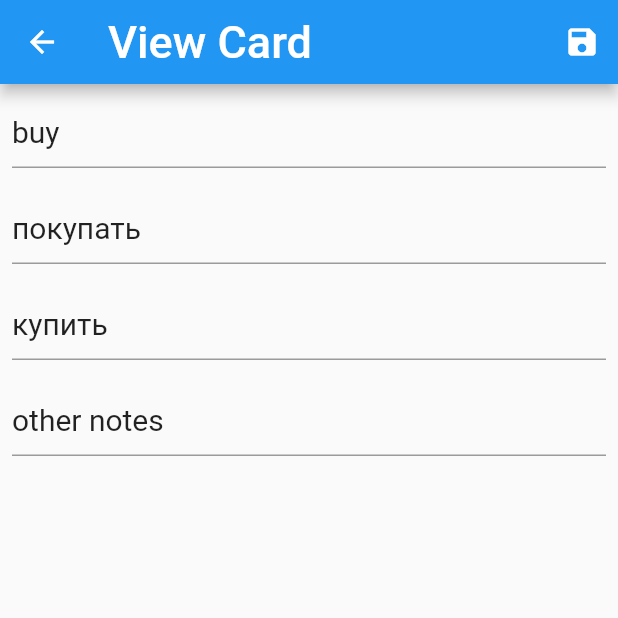
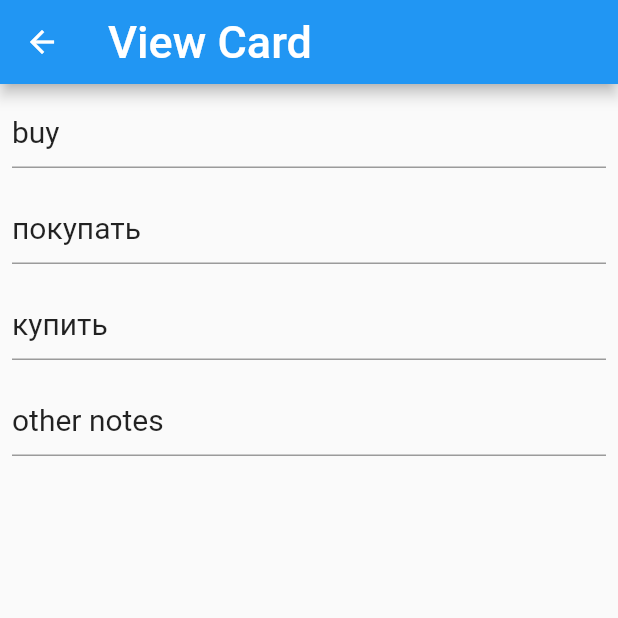
Before and after one commit to fmaylinch/hints-app, a Flutter app: the screen it shows after launch, after a tap on "buy", on a phone screen of 412 x 824 dp, the top half of it. Run offline on Flutter 3.47's test engine with Material 2 defaults, Android fonts, the phone set to English and light mode, and no system bars.

Commit message:
Going back will save card

```diff
--- a/lib/card_screen.dart
+++ b/lib/card_screen.dart
@@ -15,28 +15,19 @@ class CardScreen extends StatelessWidget {
     return allCtrls;
   }
 
-  void _saveCardAndGoBack(BuildContext context) {
+  bool _saveCardAndGoBack(BuildContext context) {
     print("Will save card"); // TODO
-    _goBack(context);
-  }
-
-  void _goBack(BuildContext context) {
-    // TODO: We could save here, but then we need to intercept other ways of going back.
     Navigator.pop(context, true);
+    return false;
   }
 
   @override
   Widget build(BuildContext context) {
-    return Scaffold(
+    return WillPopScope( // TODO: This disables swipe back https://github.com/flutter/flutter/issues/14203
+      onWillPop: () async => _saveCardAndGoBack(context),
+      child: Scaffold(
         appBar: AppBar(
-        title: Text('View Card', style: TextStyle(fontSize: 30, color: Colors.white)),
-        leading: new IconButton(
-            icon: new Icon(Icons.arrow_back),
-            onPressed: () => _goBack(context)
-        ),
-        actions: <Widget>[
-          IconButton(icon: Icon(Icons.save), onPressed: () => _saveCardAndGoBack(context))
-        ]
+            title: Text('View Card', style: TextStyle(fontSize: 30, color: Colors.white))
         ),
         body: Container(
           child: ListView(
@@ -52,6 +43,7 @@ class CardScreen extends StatelessWidget {
             ).toList(),
           ),
         ),
+      ),
     );
   }
 }
```
Lines whose indentation alone changed are shown as unchanged.
